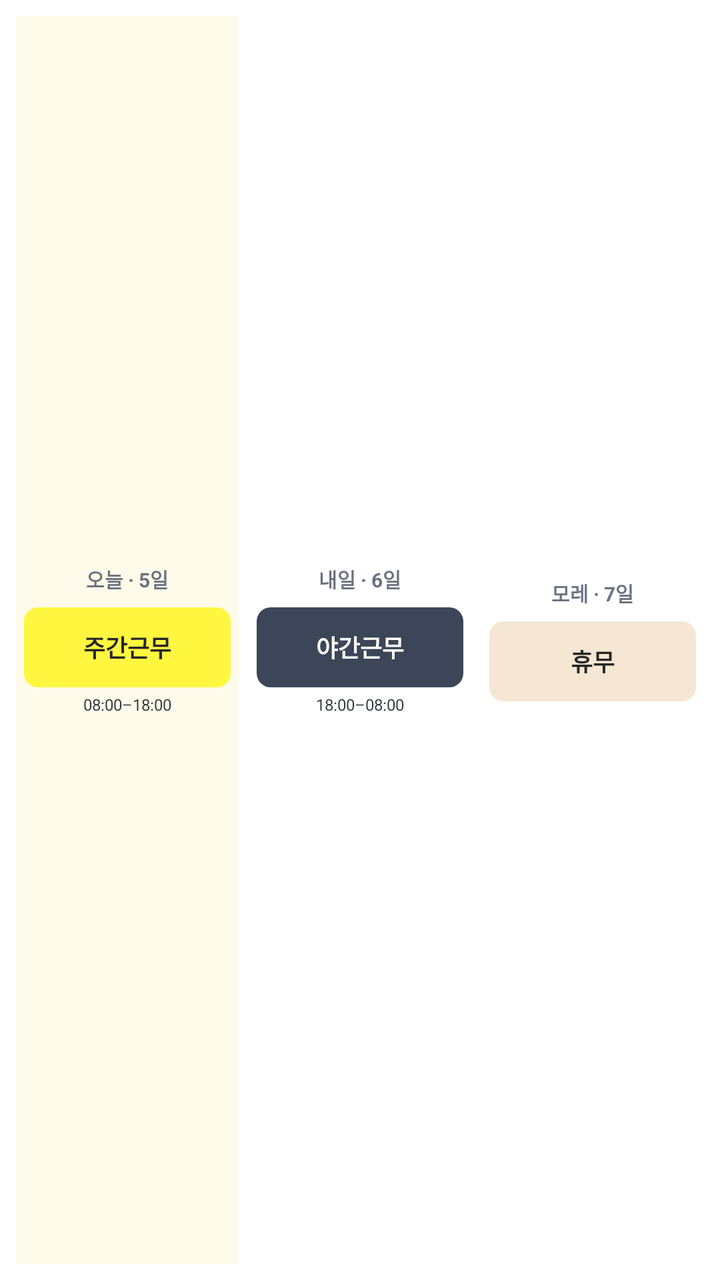
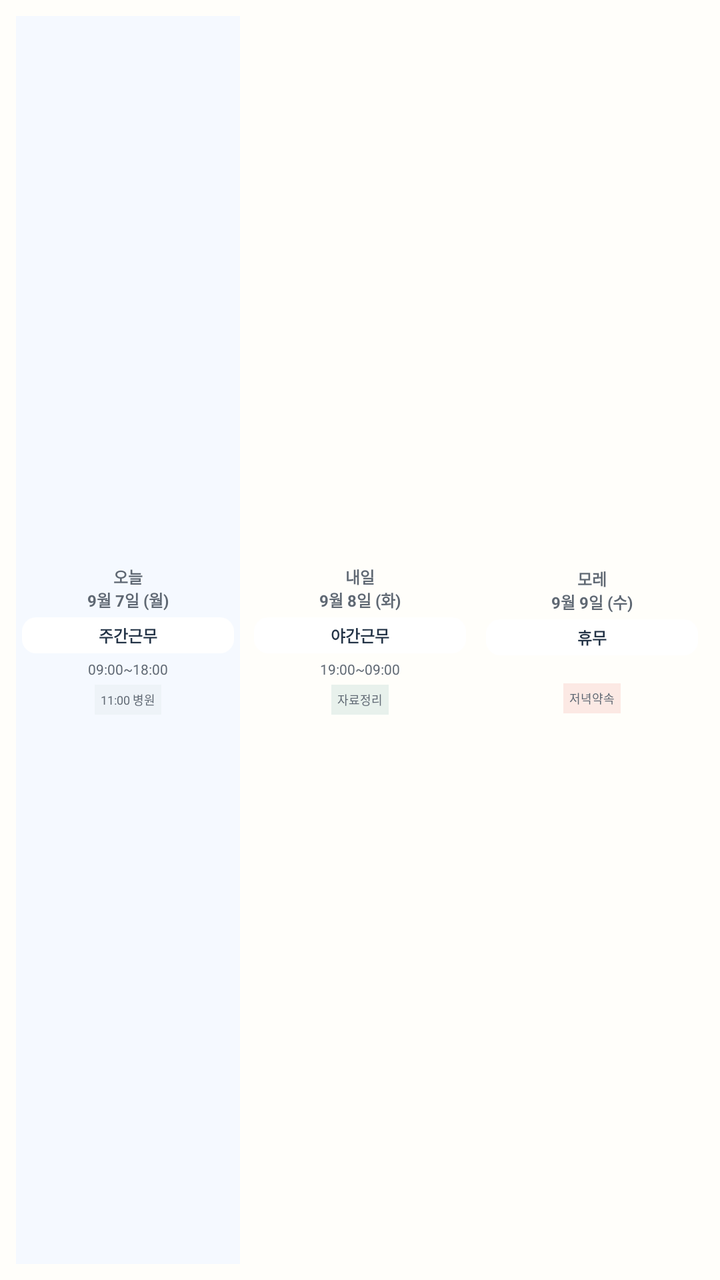

The first picture is an Android layout as it rendered before a commit; the second is the same layout after the commit. The layout source and the unified diff follow.
<!-- AndroidManifest.xml: fallback theme Theme.MaterialComponents.DayNight.NoActionBar -->
<!-- res/layout/modu_work_widget_three_day_preview.xml -->
<?xml version="1.0" encoding="utf-8"?>
<LinearLayout xmlns:android="http://schemas.android.com/apk/res/android"
  android:layout_width="match_parent"
  android:layout_height="match_parent"
  android:background="@drawable/modu_work_widget_background"
  android:orientation="horizontal"
  android:padding="8dp">

  <LinearLayout android:layout_width="0dp" android:layout_height="match_parent" android:layout_weight="1" android:background="#FFFBEA" android:gravity="center" android:orientation="vertical" android:padding="4dp">
    <TextView android:layout_width="match_parent" android:layout_height="wrap_content" android:gravity="center" android:text="오늘 · 5일" android:textColor="#6B7280" android:textSize="10sp" android:textStyle="bold" />
    <TextView android:layout_width="match_parent" android:layout_height="40dp" android:layout_marginTop="7dp" android:background="@drawable/modu_work_widget_preview_badge" android:backgroundTint="#FFF640" android:gravity="center" android:text="주간근무" android:textColor="#252525" android:textSize="12sp" android:textStyle="bold" />
    <TextView android:layout_width="match_parent" android:layout_height="wrap_content" android:layout_marginTop="3dp" android:gravity="center" android:text="08:00–18:00" android:textColor="#343A40" android:textSize="8sp" />
  </LinearLayout>
  <Space android:layout_width="5dp" android:layout_height="1dp" />
  <LinearLayout android:layout_width="0dp" android:layout_height="match_parent" android:layout_weight="1" android:gravity="center" android:orientation="vertical" android:padding="4dp">
    <TextView android:layout_width="match_parent" android:layout_height="wrap_content" android:gravity="center" android:text="내일 · 6일" android:textColor="#6B7280" android:textSize="10sp" android:textStyle="bold" />
    <TextView android:layout_width="match_parent" android:layout_height="40dp" android:layout_marginTop="7dp" android:background="@drawable/modu_work_widget_preview_badge" android:backgroundTint="#3C4658" android:gravity="center" android:text="야간근무" android:textColor="#FFFFFF" android:textSize="12sp" android:textStyle="bold" />
    <TextView android:layout_width="match_parent" android:layout_height="wrap_content" android:layout_marginTop="3dp" android:gravity="center" android:text="18:00–08:00" android:textColor="#343A40" android:textSize="8sp" />
  </LinearLayout>
  <Space android:layout_width="5dp" android:layout_height="1dp" />
  <LinearLayout android:layout_width="0dp" android:layout_height="match_parent" android:layout_weight="1" android:gravity="center" android:orientation="vertical" android:padding="4dp">
    <TextView android:layout_width="match_parent" android:layout_height="wrap_content" android:gravity="center" android:text="모레 · 7일" android:textColor="#6B7280" android:textSize="10sp" android:textStyle="bold" />
    <TextView android:layout_width="match_parent" android:layout_height="40dp" android:layout_marginTop="7dp" android:background="@drawable/modu_work_widget_preview_badge" android:backgroundTint="#F5E7D3" android:gravity="center" android:text="휴무" android:textColor="#252525" android:textSize="12sp" android:textStyle="bold" />
  </LinearLayout>
</LinearLayout>
<!-- resources referenced by this layout -->
<resources>
  <!-- drawable modu_work_widget_background (drawable) -->
  <?xml version="1.0" encoding="utf-8"?>
  <shape xmlns:android="http://schemas.android.com/apk/res/android" android:shape="rectangle">
    <solid android:color="#FFFFFF" />
    <corners android:radius="22dp" />
    <padding android:left="2dp" android:top="2dp" android:right="2dp" android:bottom="2dp" />
  </shape>
  <!-- drawable modu_work_widget_preview_badge (drawable) -->
  <?xml version="1.0" encoding="utf-8"?>
  <shape xmlns:android="http://schemas.android.com/apk/res/android" android:shape="rectangle">
    <solid android:color="#FFFFFF" />
    <corners android:radius="7dp" />
  </shape>
</resources>

<!-- the commit's change to res/layout/modu_work_widget_three_day_preview.xml (unified diff, before → after) -->
@@ -1,25 +1,6 @@
 <?xml version="1.0" encoding="utf-8"?>
-<LinearLayout xmlns:android="http://schemas.android.com/apk/res/android"
-  android:layout_width="match_parent"
-  android:layout_height="match_parent"
-  android:background="@drawable/modu_work_widget_background"
-  android:orientation="horizontal"
-  android:padding="8dp">
-
-  <LinearLayout android:layout_width="0dp" android:layout_height="match_parent" android:layout_weight="1" android:background="#FFFBEA" android:gravity="center" android:orientation="vertical" android:padding="4dp">
-    <TextView android:layout_width="match_parent" android:layout_height="wrap_content" android:gravity="center" android:text="오늘 · 5일" android:textColor="#6B7280" android:textSize="10sp" android:textStyle="bold" />
-    <TextView android:layout_width="match_parent" android:layout_height="40dp" android:layout_marginTop="7dp" android:background="@drawable/modu_work_widget_preview_badge" android:backgroundTint="#FFF640" android:gravity="center" android:text="주간근무" android:textColor="#252525" android:textSize="12sp" android:textStyle="bold" />
-    <TextView android:layout_width="match_parent" android:layout_height="wrap_content" android:layout_marginTop="3dp" android:gravity="center" android:text="08:00–18:00" android:textColor="#343A40" android:textSize="8sp" />
-  </LinearLayout>
-  <Space android:layout_width="5dp" android:layout_height="1dp" />
-  <LinearLayout android:layout_width="0dp" android:layout_height="match_parent" android:layout_weight="1" android:gravity="center" android:orientation="vertical" android:padding="4dp">
-    <TextView android:layout_width="match_parent" android:layout_height="wrap_content" android:gravity="center" android:text="내일 · 6일" android:textColor="#6B7280" android:textSize="10sp" android:textStyle="bold" />
-    <TextView android:layout_width="match_parent" android:layout_height="40dp" android:layout_marginTop="7dp" android:background="@drawable/modu_work_widget_preview_badge" android:backgroundTint="#3C4658" android:gravity="center" android:text="야간근무" android:textColor="#FFFFFF" android:textSize="12sp" android:textStyle="bold" />
-    <TextView android:layout_width="match_parent" android:layout_height="wrap_content" android:layout_marginTop="3dp" android:gravity="center" android:text="18:00–08:00" android:textColor="#343A40" android:textSize="8sp" />
-  </LinearLayout>
-  <Space android:layout_width="5dp" android:layout_height="1dp" />
-  <LinearLayout android:layout_width="0dp" android:layout_height="match_parent" android:layout_weight="1" android:gravity="center" android:orientation="vertical" android:padding="4dp">
-    <TextView android:layout_width="match_parent" android:layout_height="wrap_content" android:gravity="center" android:text="모레 · 7일" android:textColor="#6B7280" android:textSize="10sp" android:textStyle="bold" />
-    <TextView android:layout_width="match_parent" android:layout_height="40dp" android:layout_marginTop="7dp" android:background="@drawable/modu_work_widget_preview_badge" android:backgroundTint="#F5E7D3" android:gravity="center" android:text="휴무" android:textColor="#252525" android:textSize="12sp" android:textStyle="bold" />
-  </LinearLayout>
+<LinearLayout xmlns:android="http://schemas.android.com/apk/res/android" android:layout_width="250dp" android:layout_height="110dp" android:background="#FFFEFA" android:orientation="horizontal" android:padding="8dp">
+  <LinearLayout android:layout_width="0dp" android:layout_height="match_parent" android:layout_weight="1" android:background="#F5F9FF" android:gravity="center" android:orientation="vertical" android:padding="3dp"><TextView android:layout_width="match_parent" android:layout_height="wrap_content" android:gravity="center" android:text="오늘\n9월 7일 (월)" android:textColor="#5F6873" android:textSize="8sp" android:textStyle="bold"/><TextView android:layout_width="match_parent" android:layout_height="18dp" android:layout_marginTop="3dp" android:background="@drawable/modu_work_widget_preview_badge" android:gravity="center" android:text="주간근무" android:textColor="#243447" android:textSize="8sp" android:textStyle="bold"/><TextView android:layout_width="match_parent" android:layout_height="wrap_content" android:layout_marginTop="3dp" android:gravity="center" android:text="09:00~18:00" android:textColor="#5F6873" android:textSize="7sp"/><TextView android:layout_width="wrap_content" android:layout_height="15dp" android:layout_marginTop="3dp" android:background="#EEF3F8" android:gravity="center" android:paddingHorizontal="3dp" android:text="11:00 병원" android:textColor="#5F6873" android:textSize="6sp"/></LinearLayout>
+  <LinearLayout android:layout_width="0dp" android:layout_height="match_parent" android:layout_marginStart="4dp" android:layout_weight="1" android:gravity="center" android:orientation="vertical" android:padding="3dp"><TextView android:layout_width="match_parent" android:layout_height="wrap_content" android:gravity="center" android:text="내일\n9월 8일 (화)" android:textColor="#5F6873" android:textSize="8sp" android:textStyle="bold"/><TextView android:layout_width="match_parent" android:layout_height="18dp" android:layout_marginTop="3dp" android:background="@drawable/modu_work_widget_preview_badge" android:gravity="center" android:text="야간근무" android:textColor="#243447" android:textSize="8sp" android:textStyle="bold"/><TextView android:layout_width="match_parent" android:layout_height="wrap_content" android:layout_marginTop="3dp" android:gravity="center" android:text="19:00~09:00" android:textColor="#5F6873" android:textSize="7sp"/><TextView android:layout_width="wrap_content" android:layout_height="15dp" android:layout_marginTop="3dp" android:background="#E8F1EC" android:gravity="center" android:paddingHorizontal="3dp" android:text="자료정리" android:textColor="#5F6873" android:textSize="6sp"/></LinearLayout>
+  <LinearLayout android:layout_width="0dp" android:layout_height="match_parent" android:layout_marginStart="4dp" android:layout_weight="1" android:gravity="center" android:orientation="vertical" android:padding="3dp"><TextView android:layout_width="match_parent" android:layout_height="wrap_content" android:gravity="center" android:text="모레\n9월 9일 (수)" android:textColor="#5F6873" android:textSize="8sp" android:textStyle="bold"/><TextView android:layout_width="match_parent" android:layout_height="18dp" android:layout_marginTop="3dp" android:background="@drawable/modu_work_widget_preview_badge" android:gravity="center" android:text="휴무" android:textColor="#243447" android:textSize="8sp" android:textStyle="bold"/><TextView android:layout_width="wrap_content" android:layout_height="15dp" android:layout_marginTop="14dp" android:background="#FCE9E4" android:gravity="center" android:paddingHorizontal="3dp" android:text="저녁약속" android:textColor="#5F6873" android:textSize="6sp"/></LinearLayout>
 </LinearLayout>
<!-- resource entries referenced after the edit -->
@@ -1,12 +1,5 @@
 <!-- resources referenced by this layout -->
 <resources>
-  <!-- drawable modu_work_widget_background (drawable) -->
-  <?xml version="1.0" encoding="utf-8"?>
-  <shape xmlns:android="http://schemas.android.com/apk/res/android" android:shape="rectangle">
-    <solid android:color="#FFFFFF" />
-    <corners android:radius="22dp" />
-    <padding android:left="2dp" android:top="2dp" android:right="2dp" android:bottom="2dp" />
-  </shape>
   <!-- drawable modu_work_widget_preview_badge (drawable) -->
   <?xml version="1.0" encoding="utf-8"?>
   <shape xmlns:android="http://schemas.android.com/apk/res/android" android:shape="rectangle">
